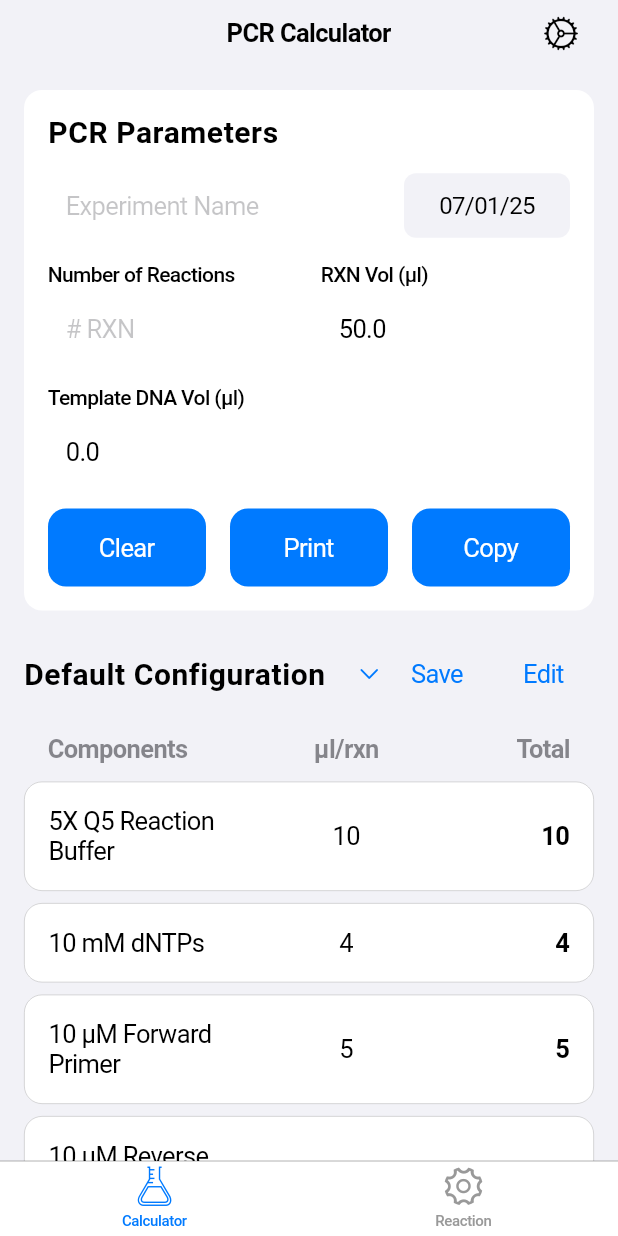
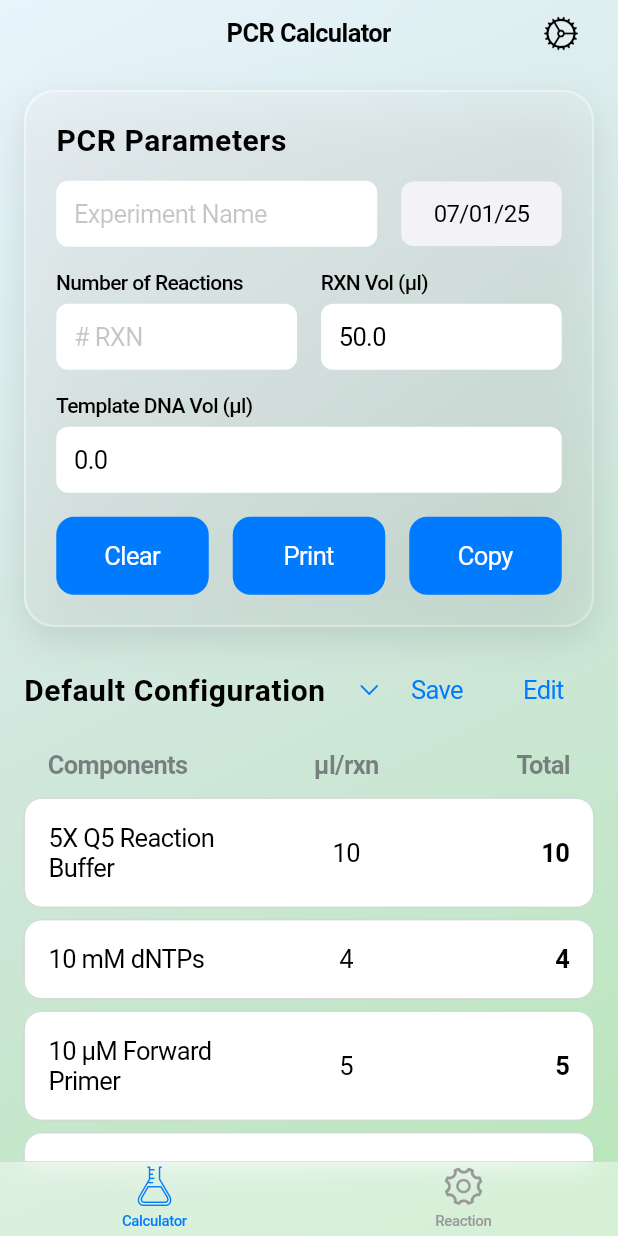
Before and after one commit to alextu870719/Lab-Studio, a Flutter app: the screen it shows after launch, on a phone screen of 412 x 824 dp. Run offline on Flutter 3.47's test engine with Material 3 defaults, Android fonts, the light colour scheme and no system bars; our stand-ins replace printing, shared_preferences.

Commit message:
feat: Add Glassmorphism glass effect theme to PCR Parameters section
- Implement modern glassmorphism design with transparent gradient backgrounds
- Add BackdropFilter with blur effect for glass-like appearance
- Include elegant borders, shadows, and rounded corners
- Support both dark and light mode adaptations
- Enhanced visual hierarchy and modern aesthetic appeal
- Update pubspec.yaml to version 1.0.3+1 with glassmorphism dependency
- Fix UI indentation and syntax errors from glassmorphism implementation

```diff
--- a/lib/main.dart
+++ b/lib/main.dart
@@ -1,6 +1,7 @@
 import 'dart:async';
 import 'package:flutter/cupertino.dart';
 import 'package:flutter/material.dart';
+import 'dart:ui';
 import 'package:pdf/widgets.dart' as pw;
 import 'package:printing/printing.dart';
 import 'package:flutter/services.dart';
@@ -72,14 +73,45 @@
         brightness: _isDarkMode ? Brightness.dark : Brightness.light,
         primaryColor: CupertinoColors.systemBlue,
         scaffoldBackgroundColor: _isDarkMode
-            ? CupertinoColors.black
-            : CupertinoColors.systemGroupedBackground,
-      ),
-      home: CupertinoTabScaffold(
+            ? const Color(0xFF0A0A0A)
+            : const Color(0xFFF0F2F5),
+      ),
+      home: Container(
+        decoration: BoxDecoration(
+          gradient: _isDarkMode
+              ? const LinearGradient(
+                  begin: Alignment.topLeft,
+                  end: Alignment.bottomRight,
+                  colors: [
+                    Color(0xFF1A1A2E),
+                    Color(0xFF16213E),
+                    Color(0xFF0F3460),
+                  ],
+                )
+              : const LinearGradient(
+                  begin: Alignment.topLeft,
+                  end: Alignment.bottomRight,
+                  colors: [
+                    Color(0xFFE8F4FD),
+                    Color(0xFFD1E7DD),
+                    Color(0xFFB8E6B8),
+                  ],
+                ),
+        ),
+        child: CupertinoTabScaffold(
+          backgroundColor: Colors.transparent,
           tabBar: CupertinoTabBar(
             backgroundColor: _isDarkMode
-              ? CupertinoColors.systemGrey6.darkColor
-              : CupertinoColors.systemBackground,
+                ? CupertinoColors.black.withOpacity(0.4)
+                : CupertinoColors.white.withOpacity(0.4),
+            border: Border(
+              top: BorderSide(
+                color: _isDarkMode
+                    ? CupertinoColors.white.withOpacity(0.1)
+                    : CupertinoColors.black.withOpacity(0.1),
+                width: 0.5,
+              ),
+            ),
             items: const [
               BottomNavigationBarItem(
                 icon: Icon(CupertinoIcons.lab_flask),
@@ -111,6 +143,7 @@
                 return Container();
             }
           },
+        ),
       ),
     );
   }
@@ -1376,7 +1409,11 @@
   @override
   Widget build(BuildContext context) {
     return CupertinoPageScaffold(
+      backgroundColor: Colors.transparent,
       navigationBar: CupertinoNavigationBar(
+        backgroundColor: widget.isDarkMode
+            ? CupertinoColors.black.withOpacity(0.4)
+            : CupertinoColors.white.withOpacity(0.4),
         middle: Text(
           'PCR Calculator',
           style: TextStyle(color: widget.isDarkMode ? CupertinoColors.white : CupertinoColors.black),
@@ -1408,15 +1445,45 @@
           child: ListView(
           padding: const EdgeInsets.all(16.0),
           children: [
-            // Parameters Section
+            // Parameters Section with Glassmorphism
             Container(
               decoration: BoxDecoration(
+                gradient: LinearGradient(
+                  begin: Alignment.topLeft,
+                  end: Alignment.bottomRight,
+                  colors: widget.isDarkMode
+                      ? [
+                          const Color(0xFFFFFFFF).withOpacity(0.15),
+                          const Color(0xFFFFFFFF).withOpacity(0.05),
+                        ]
+                      : [
+                          const Color(0xFFFFFFFF).withOpacity(0.4),
+                          const Color(0xFFFFFFFF).withOpacity(0.1),
+                        ],
+                ),
+                borderRadius: BorderRadius.circular(20),
+                border: Border.all(
                   color: widget.isDarkMode
-                    ? CupertinoColors.systemGrey6.darkColor
-                    : CupertinoColors.systemBackground,
-                borderRadius: BorderRadius.circular(12.0),
-              ),
-              padding: const EdgeInsets.all(16.0),
+                      ? const Color(0xFFFFFFFF).withOpacity(0.2)
+                      : const Color(0xFFFFFFFF).withOpacity(0.3),
+                  width: 1.5,
+                ),
+                boxShadow: [
+                  BoxShadow(
+                    color: widget.isDarkMode
+                        ? const Color(0xFF000000).withOpacity(0.3)
+                        : const Color(0xFF000000).withOpacity(0.1),
+                    blurRadius: 20,
+                    offset: const Offset(0, 8),
+                  ),
+                ],
+              ),
+              child: ClipRRect(
+                borderRadius: BorderRadius.circular(20),
+                child: BackdropFilter(
+                  filter: ImageFilter.blur(sigmaX: 15, sigmaY: 15),
+                  child: Padding(
+                    padding: const EdgeInsets.all(20.0),
                     child: Column(
                       crossAxisAlignment: CrossAxisAlignment.start,
                       children: [
@@ -1425,6 +1492,7 @@
                           style: CupertinoTheme.of(context).textTheme.navLargeTitleTextStyle.copyWith(
                             fontSize: 20,
                             color: widget.isDarkMode ? CupertinoColors.white : CupertinoColors.black,
+                            fontWeight: FontWeight.w600,
                           ),
                         ),
                         const SizedBox(height: 16),
@@ -1629,6 +1697,9 @@
                           ],
                         ),
                       ],
+                    ),
+                  ),
+                ),
               ),
             ),
             const SizedBox(height: 16),
--- a/pubspec.yaml
+++ b/pubspec.yaml
@@ -39,6 +39,7 @@
   path_provider: ^2.1.3
   numberpicker: ^2.1.2
   shared_preferences: ^2.2.2
+  glassmorphism: ^3.0.0
 
 dev_dependencies:
   flutter_test:
```
Also changed, not shown: pubspec.lock. Lines whose indentation alone changed are shown as unchanged.
